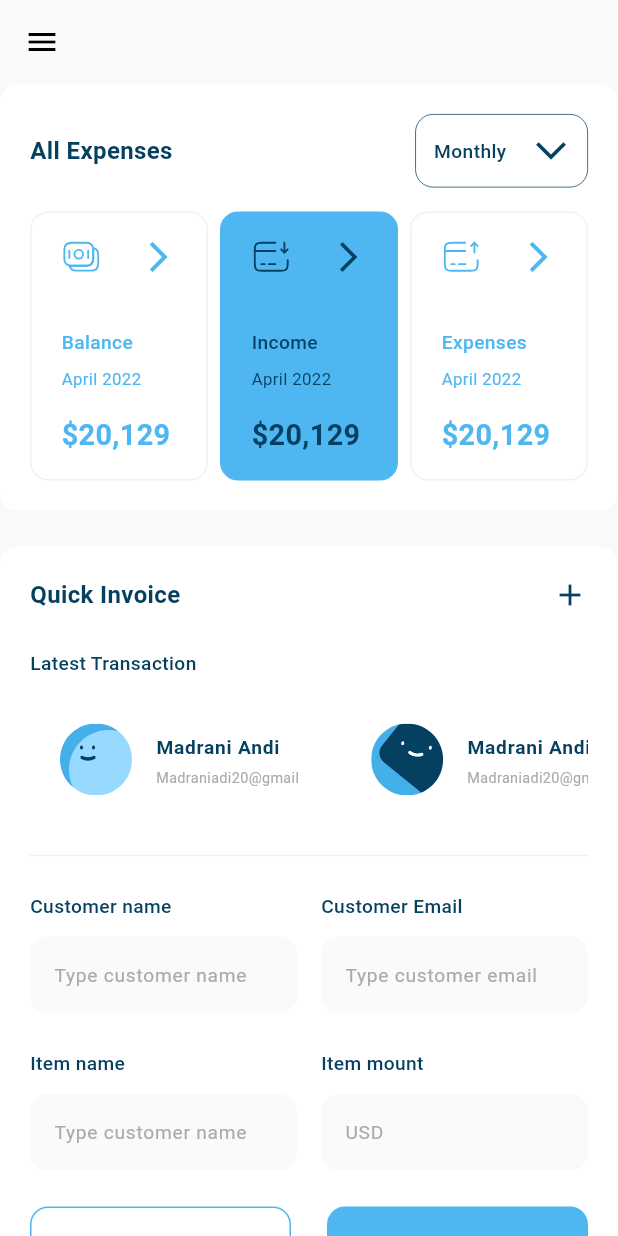
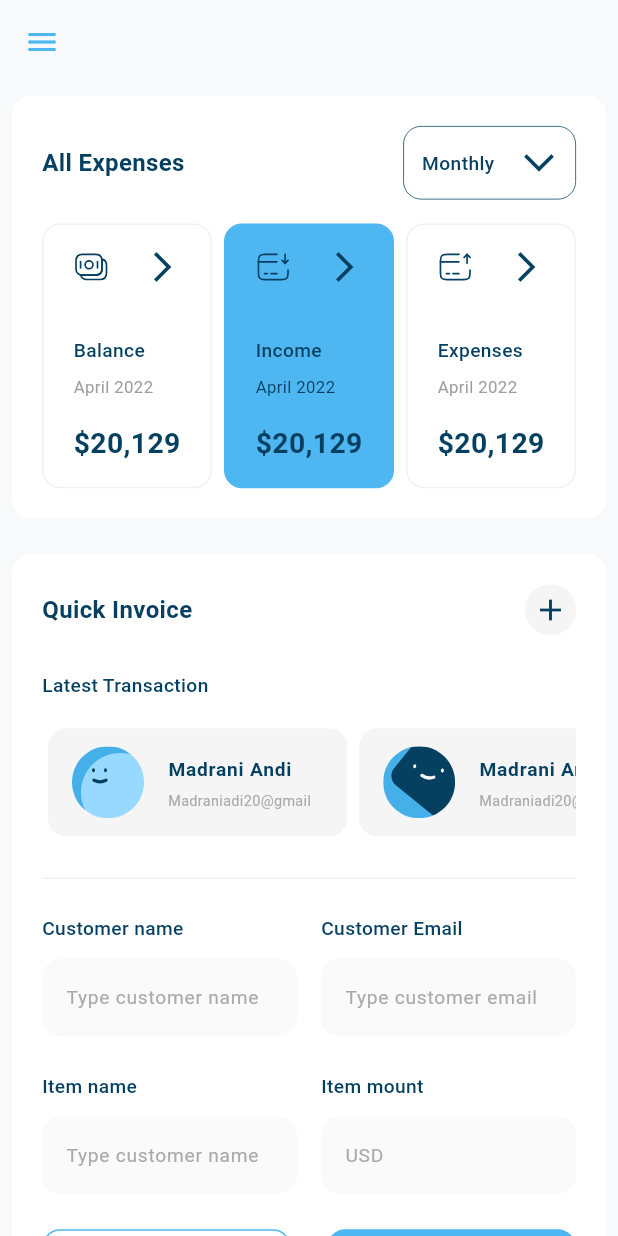
Before and after one commit to Moatasem159/responsive-dashboard, a Flutter app: the screen it shows after launch, after a tap on "Income", on a phone screen of 412 x 824 dp. Run offline on Flutter 3.47's test engine with Material 3 defaults, Android fonts, the phone set to English and light mode, and no system bars; our stand-ins replace expandable_page_view, fl_chart, flutter_svg; Roboto replaces fonts that are missing (Montserrat); project files that could hold a hidden picture were left out.

Commit message:
[FINISH] Theme to all app

```diff
--- a/lib/app.dart
+++ b/lib/app.dart
@@ -1,12 +1,10 @@
 import 'package:dashboard/screens/dashboard_screen.dart';
 import 'package:dashboard/utils/app_theme.dart';
-import 'package:dashboard/utils/size_config.dart';
 import 'package:flutter/material.dart';
 class Dashboard extends StatelessWidget {
   const Dashboard({super.key});
   @override
   Widget build(BuildContext context) {
-    SizeConfig.init(context);
     return MaterialApp(
       debugShowCheckedModeBanner: false,
       theme: AppTheme.lightTheme,
--- a/lib/screens/dashboard_screen.dart
+++ b/lib/screens/dashboard_screen.dart
@@ -21,8 +21,6 @@ class _DashboardScreenState extends State<DashboardScreen> {
       key: scaffoldKey,
       appBar:context.width < SizeConfig.tablet
           ? AppBar(
-        elevation: 0,
-        backgroundColor: const Color(0xFFFAFAFA),
         leading: IconButton(
             onPressed: () {
               scaffoldKey.currentState!.openDrawer();
--- a/lib/utils/app_theme.dart
+++ b/lib/utils/app_theme.dart
@@ -8,14 +8,27 @@ abstract class AppTheme {
       onBackground: AppColors.mainLightColor,
       background: AppColors.mainLightBackgroundColor,
     ),
+    appBarTheme: const AppBarTheme(
+      elevation: 0,
+      color: AppColors.mainLightBackgroundColor,
+      iconTheme: IconThemeData(
+        color: AppColors.primaryLightColor,
+      ),
+    ),
   );
   static final ThemeData darkTheme = ThemeData(
     colorScheme: const ColorScheme.dark(
       primary: AppColors.primaryDarkColor,
       secondary: AppColors.secondaryDarkColor,
       background: AppColors.mainDarkBackgroundColor,
-      onBackground: AppColors.mainDarkColor
+      onBackground: AppColors.mainDarkColor,
     ),
-
+    appBarTheme: const AppBarTheme(
+      elevation: 0,
+      color: AppColors.mainDarkBackgroundColor,
+      iconTheme: IconThemeData(
+        color: AppColors.primaryDarkColor,
+      ),
+    ),
   );
 }
--- a/lib/utils/size_config.dart
+++ b/lib/utils/size_config.dart
@@ -1,11 +1,4 @@
-import 'package:flutter/material.dart';
-import 'package:dashboard/extension/context_extension.dart';
 class SizeConfig {
   static const double desktop = 1200;
   static const double tablet = 800;
-  static late double width, height;
-  static init(BuildContext context) {
-    height = context.height;
-    width = context.width;
-  }
 }
--- a/lib/widgets/all_expenses_widgets/all_expenses_header/all_expenses_header.dart
+++ b/lib/widgets/all_expenses_widgets/all_expenses_header/all_expenses_header.dart
@@ -1,7 +1,6 @@
-import 'package:dashboard/extension/context_extension.dart';
 import 'package:dashboard/utils/app_text_styles.dart';
+import 'package:dashboard/widgets/range_options.dart';
 import 'package:flutter/material.dart';
-part 'range_options.dart';
 class AllExpensesHeader extends StatelessWidget {
   const AllExpensesHeader({super.key});
   @override
@@ -13,7 +12,7 @@ class AllExpensesHeader extends StatelessWidget {
           style: AppStyles.styleSemiBold20(context),
         ),
         const Spacer(),
-        const _RangeOptions(),
+        const RangeOptions(),
       ],
     );
   }
--- a/lib/widgets/all_expenses_widgets/all_expenses_item_widgets/active_and_inactive_all_expenses_item.dart
+++ b/lib/widgets/all_expenses_widgets/all_expenses_item_widgets/active_and_inactive_all_expenses_item.dart
@@ -1,8 +1,7 @@
 part of'all_expenses_item.dart';
 class _InActiveAllExpensesItem extends StatelessWidget {
-  final bool isSelected;
   final AllExpensesItemModel itemModel;
-  const _InActiveAllExpensesItem(this.itemModel, this.isSelected);
+  const _InActiveAllExpensesItem(this.itemModel);
   @override
   Widget build(BuildContext context) {
     return Container(
@@ -17,7 +16,7 @@ class _InActiveAllExpensesItem extends StatelessWidget {
       child: Column(
         crossAxisAlignment: CrossAxisAlignment.start,
         children: [
-          _AllExpensesItemHeader(image: itemModel.image, isSelected: isSelected,),
+          _AllExpensesItemHeader(image: itemModel.image,),
           const SizedBox(
             height: 34,
           ),
@@ -26,7 +25,7 @@ class _InActiveAllExpensesItem extends StatelessWidget {
             child: Text(
               itemModel.title,
               style: AppStyles.styleMedium16(context).copyWith(
-                color: context.colorScheme.primary,
+                color: context.colorScheme.secondary,
               ),
             ),
           ),
@@ -38,7 +37,7 @@ class _InActiveAllExpensesItem extends StatelessWidget {
             child: Text(
               itemModel.date,
               style: AppStyles.styleRegular14(context).copyWith(
-                color: context.colorScheme.primary
+                color: Colors.grey
               ),
             ),
           ),
@@ -50,7 +49,7 @@ class _InActiveAllExpensesItem extends StatelessWidget {
             child: Text(
               itemModel.price,
               style: AppStyles.styleSemiBold24(context).copyWith(
-                color: context.colorScheme.primary
+                color: context.colorScheme.secondary
               ),
             ),
           ),
@@ -60,9 +59,8 @@ class _InActiveAllExpensesItem extends StatelessWidget {
   }
 }
 class _ActiveAllExpensesItem extends StatelessWidget {
-  final bool isSelected;
   final AllExpensesItemModel itemModel;
-  const _ActiveAllExpensesItem(this.itemModel, this.isSelected);
+  const _ActiveAllExpensesItem(this.itemModel);
   @override
   Widget build(BuildContext context) {
     return Container(
@@ -77,7 +75,7 @@ class _ActiveAllExpensesItem extends StatelessWidget {
       child: Column(
         crossAxisAlignment: CrossAxisAlignment.start,
         children: [
-          _AllExpensesItemHeader(image: itemModel.image,isSelected: isSelected),
+          _AllExpensesItemHeader(image: itemModel.image),
           const SizedBox(
             height: 34,
           ),
--- a/lib/widgets/all_expenses_widgets/all_expenses_item_widgets/all_expenses_item.dart
+++ b/lib/widgets/all_expenses_widgets/all_expenses_item_widgets/all_expenses_item.dart
@@ -12,7 +12,7 @@ class AllExpensesItem extends StatelessWidget {
   @override
   Widget build(BuildContext context) {
     return isSelected
-        ? _ActiveAllExpensesItem(itemModel,isSelected)
-        : _InActiveAllExpensesItem(itemModel,isSelected);
+        ? _ActiveAllExpensesItem(itemModel)
+        : _InActiveAllExpensesItem(itemModel);
   }
 }
--- a/lib/widgets/all_expenses_widgets/all_expenses_item_widgets/all_expenses_item_header.dart
+++ b/lib/widgets/all_expenses_widgets/all_expenses_item_widgets/all_expenses_item_header.dart
@@ -1,8 +1,7 @@
 part of'all_expenses_item.dart';
 class _AllExpensesItemHeader extends StatelessWidget {
   final String image;
-  final bool isSelected;
-  const _AllExpensesItemHeader({required this.image,required this.isSelected});
+  const _AllExpensesItemHeader({required this.image});
   @override
   Widget build(BuildContext context) {
     return Row(
@@ -17,7 +16,7 @@ class _AllExpensesItemHeader extends StatelessWidget {
                   shape: OvalBorder(),
                 ),
                 child: Center(
-                  child: CustomIcon(icon: image,color:isSelected?context.colorScheme.secondary:context.colorScheme.primary),
+                  child: CustomIcon(icon: image,color:context.colorScheme.secondary),
                 ),
               ),
             ),
@@ -28,7 +27,7 @@ class _AllExpensesItemHeader extends StatelessWidget {
           angle: -1.57079633 * 2,
           child: Icon(
             Icons.arrow_back_ios_new_outlined,
-            color:isSelected?context.colorScheme.secondary:context.colorScheme.primary ,
+            color:context.colorScheme.secondary ,
           ),
         ),
       ],
--- a/lib/widgets/card_widgets/custom_dots_widgets/custom_dot.dart
+++ b/lib/widgets/card_widgets/custom_dots_widgets/custom_dot.dart
@@ -1,3 +1,4 @@
+import 'package:dashboard/extension/context_extension.dart';
 import 'package:flutter/material.dart';
 class CustomDotIndicator extends StatelessWidget {
   const CustomDotIndicator({super.key, required this.isActive});
@@ -9,7 +10,7 @@ class CustomDotIndicator extends StatelessWidget {
       width: isActive ? 32 : 8,
       height: 8,
       decoration: ShapeDecoration(
-        color: isActive ? const Color(0xFF4DB7F2) : const Color(0xFFE7E7E7),
+        color: isActive ? context.colorScheme.primary : const Color(0xFFE7E7E7),
         shape: RoundedRectangleBorder(
           borderRadius: BorderRadius.circular(12),
         ),
--- a/lib/widgets/card_widgets/my_card.dart
+++ b/lib/widgets/card_widgets/my_card.dart
@@ -1,12 +1,10 @@
 import 'package:dashboard/extension/context_extension.dart';
 import 'package:dashboard/utils/app_assets.dart';
 import 'package:dashboard/utils/app_text_styles.dart';
+import 'package:dashboard/widgets/custom_icon.dart';
 import 'package:flutter/material.dart';
-import 'package:flutter_svg/svg.dart';
-
 class MyCard extends StatelessWidget {
   const MyCard({super.key});
-
   @override
   Widget build(BuildContext context) {
     return AspectRatio(
@@ -28,15 +26,15 @@ class MyCard extends StatelessWidget {
                   const EdgeInsets.only(left: 31, right: 42, top: 16),
               title: Text(
                 'Name card',
-                style: AppStyles.styleRegular16(context).copyWith(
-                  color: Colors.white,
-                ),
+                style: AppStyles.styleRegular16(context),
               ),
               subtitle: Text(
                 'Syah Bandi',
-                style: AppStyles.styleMedium20(context),
+                style: AppStyles.styleMedium20(context).copyWith(
+                  color: context.colorScheme.secondary,
+                ),
               ),
-              trailing: SvgPicture.asset(Assets.gallery),
+              trailing:CustomIcon(icon: Assets.gallery, color: context.colorScheme.secondary)
             ),
             const Spacer(),
             Padding(
@@ -47,13 +45,12 @@ class MyCard extends StatelessWidget {
                   Text(
                     '0918 8124 0042 8129',
                     style: AppStyles.styleSemiBold24(context).copyWith(
-                      color: Colors.white,
+                      color: context.colorScheme.secondary,
                     ),
                   ),
                   Text(
                     '12/20 - 124',
-                    style: AppStyles.styleRegular16(context)
-                        .copyWith(color: Colors.white),
+                    style: AppStyles.styleRegular16(context),
                   ),
                 ],
               ),
--- a/lib/widgets/custom_drawer_widgets/custom_drawer.dart
+++ b/lib/widgets/custom_drawer_widgets/custom_drawer.dart
@@ -13,6 +13,7 @@ class CustomDrawer extends StatelessWidget {
     return Container(
       width: MediaQuery.sizeOf(context).width * .7,
       color: context.colorScheme.onBackground,
+      padding: const EdgeInsets.only(top: 5,right: 10,left: 10),
       child: const CustomScrollView(
         slivers: [
           SliverToBoxAdapter(
@@ -52,7 +53,7 @@ class CustomDrawer extends StatelessWidget {
                   ),
                 ),
                 SizedBox(
-                  height: 48,
+                  height:32,
                 )
               ],
             ),
--- a/lib/widgets/income_section_widgets/income_section_header.dart
+++ b/lib/widgets/income_section_widgets/income_section_header.dart
@@ -1,6 +1,6 @@
 import 'package:dashboard/utils/app_text_styles.dart';
+import 'package:dashboard/widgets/range_options.dart';
 import 'package:flutter/material.dart';
-
 class IncomeSectionHeader extends StatelessWidget {
   const IncomeSectionHeader({super.key});
   @override
@@ -12,33 +12,7 @@ class IncomeSectionHeader extends StatelessWidget {
           'Income',
           style: AppStyles.styleSemiBold20(context),
         ),
-        Container(
-          padding: const EdgeInsets.symmetric(horizontal: 16, vertical: 12),
-          decoration: ShapeDecoration(
-            color: Colors.white,
-            shape: RoundedRectangleBorder(
-              side: const BorderSide(width: 1, color: Color(0xFFF1F1F1)),
-              borderRadius: BorderRadius.circular(12),
-            ),
-          ),
-          child: Row(
-            children: [
-              Text(
-                'Monthly',
-                style: AppStyles.styleMedium16(context),
-              ),
-              const SizedBox(
-                width: 16,
-              ),
-              Transform.rotate(
-                angle: -1.57079633,
-                child: const Icon(
-                  Icons.arrow_back_ios_new,
-                ),
-              )
-            ],
-          ),
-        ),
+       const RangeOptions()
       ],
     );
   }
--- a/lib/widgets/layouts/desktop_layout.dart
+++ b/lib/widgets/layouts/desktop_layout.dart
@@ -14,7 +14,7 @@ class DesktopLayout extends StatelessWidget {
           width: 32,
         ),
         Expanded(
-          flex: 3,
+          flex: 4,
           child: CustomScrollView(
             slivers: [
               SliverFillRemaining(
@@ -31,13 +31,16 @@ class DesktopLayout extends StatelessWidget {
                     SizedBox(
                       width: 24,
                     ),
-                    Expanded(child: Column(
-                      children: [
-                        MyCardsAndTransactionHistorySection(),
-                        SizedBox(height: 24,),
-                        Expanded(child: IncomeSection())
-
-                      ],
+                    Expanded(child: Padding(
+                      padding: EdgeInsets.only(top: 40,right: 24),
+                      child: Column(
+                        children: [
+                          MyCardsAndTransactionHistorySection(),
+                          SizedBox(height: 24,),
+                          Expanded(child: IncomeSection()),
+                          SizedBox(height: 24,),
+                        ],
+                      ),
                     )),
                   ],
                 ),
--- a/lib/widgets/layouts/mobile_layout.dart
+++ b/lib/widgets/layouts/mobile_layout.dart
@@ -7,6 +7,8 @@ class MobileLayout extends StatelessWidget {
   @override
   Widget build(BuildContext context) {
     return const SingleChildScrollView(
+      child: Padding(
+        padding: EdgeInsets.all(8.0),
         child: Column(
           children: [
             AllExpensesAndQuickInvoiceSection(),
@@ -20,6 +22,7 @@ class MobileLayout extends StatelessWidget {
             IncomeSection(),
           ],
         ),
+      ),
     );
   }
 }
--- a/lib/widgets/quick_invoice_widgets/quick_invoice_header.dart
+++ b/lib/widgets/quick_invoice_widgets/quick_invoice_header.dart
@@ -1,8 +1,10 @@
 import 'package:dashboard/extension/context_extension.dart';
 import 'package:dashboard/utils/app_text_styles.dart';
 import 'package:flutter/material.dart';
+
 class QuickInvoiceHeader extends StatelessWidget {
   const QuickInvoiceHeader({super.key});
+
   @override
   Widget build(BuildContext context) {
     return Row(
@@ -12,7 +14,17 @@ class QuickInvoiceHeader extends StatelessWidget {
           style: AppStyles.styleSemiBold20(context),
         ),
         const Spacer(),
-        Icon(Icons.add,color: context.colorScheme.secondary,)
+        Container(
+          padding: const EdgeInsets.symmetric(vertical: 5,horizontal: 5),
+          decoration:  ShapeDecoration(
+            shape: const CircleBorder(),
+            color: Colors.grey.withOpacity(0.1),
+          ),
+          child: Icon(
+            Icons.add,
+            color: context.colorScheme.secondary,
+          ),
+        )
       ],
     );
   }
--- a/lib/widgets/all_expenses_widgets/all_expenses_header/range_options.dart
+++ b/lib/widgets/range_options.dart
@@ -1,6 +1,9 @@
-part of'all_expenses_header.dart';
-class _RangeOptions extends StatelessWidget {
-  const _RangeOptions();
+import 'package:dashboard/extension/context_extension.dart';
+import 'package:dashboard/utils/app_text_styles.dart';
+import 'package:flutter/material.dart';
+
+class RangeOptions extends StatelessWidget {
+  const RangeOptions({super.key});
   @override
   Widget build(BuildContext context) {
     return Container(
--- a/lib/widgets/transaction_widgets/transaction_history_header.dart
+++ b/lib/widgets/transaction_widgets/transaction_history_header.dart
@@ -13,9 +13,7 @@ class TransactionHistoryHeader extends StatelessWidget {
         ),
         Text(
           'See all',
-          style: AppStyles.styleMedium16(context).copyWith(
-            color: const Color(0xFF4EB7F2),
-          ),
+          style: AppStyles.styleMedium16(context),
         )
       ],
     );
--- a/lib/widgets/transaction_widgets/transaction_item.dart
+++ b/lib/widgets/transaction_widgets/transaction_item.dart
@@ -9,7 +9,7 @@ class TransactionItem extends StatelessWidget {
   Widget build(BuildContext context) {
     return Card(
       elevation: 0,
-      color: const Color(0xFFFAFAFA),
+      color: Colors.grey.withOpacity(0.1),
       shape: RoundedRectangleBorder(
         borderRadius: BorderRadius.circular(12),
       ),
--- a/lib/widgets/user_info_list_tile.dart
+++ b/lib/widgets/user_info_list_tile.dart
@@ -1,4 +1,3 @@
-import 'package:dashboard/extension/context_extension.dart';
 import 'package:dashboard/models/user_info_model.dart';
 import 'package:dashboard/utils/app_text_styles.dart';
 import 'package:dashboard/widgets/custom_icon.dart';
@@ -10,7 +9,7 @@ class UserInfoListTile extends StatelessWidget {
   Widget build(BuildContext context) {
     return Card(
       elevation: 0,
-      color:context.colorScheme.onBackground,
+      color:Colors.grey.withOpacity(0.1),
       child: Center(
         child: ListTile(
           leading:CustomIcon(icon: user.image),
```
Lines whose indentation alone changed are shown as unchanged.
